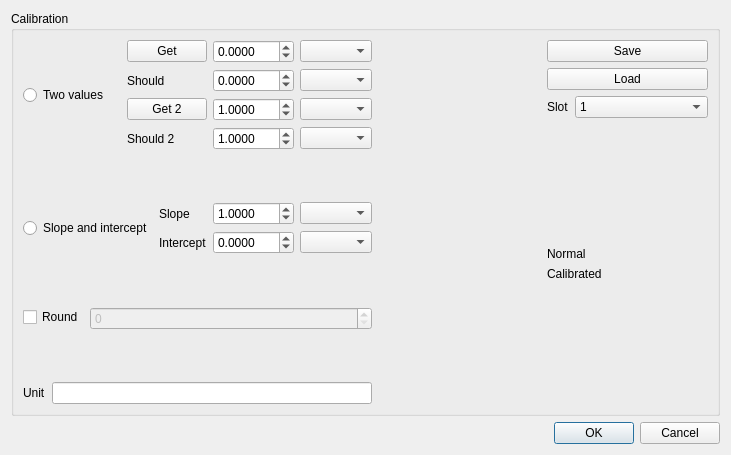
The window that MeasurementValueLogging/ui_data/deviceSettingsDialog.ui (leezu/MeasurementValueLogging) describes before a commit, drawn with Qt 5.
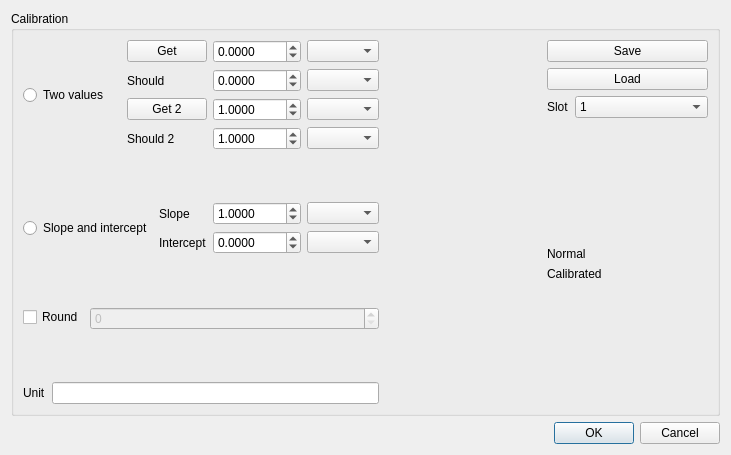
The same window after the commit.

```diff
--- a/MeasurementValueLogging/ui_data/deviceSettingsDialog.ui
+++ b/MeasurementValueLogging/ui_data/deviceSettingsDialog.ui
@@ -75,10 +75,10 @@
                  <number>4</number>
                 </property>
                 <property name="minimum">
-                 <double>-100.000000000000000</double>
+                 <double>-1000.000000000000000</double>
                 </property>
                 <property name="maximum">
-                 <double>100.000000000000000</double>
+                 <double>1000.000000000000000</double>
                 </property>
                 <property name="value">
                  <double>1.000000000000000</double>
@@ -105,10 +105,10 @@
                  <number>4</number>
                 </property>
                 <property name="minimum">
-                 <double>-100.000000000000000</double>
+                 <double>-1000.000000000000000</double>
                 </property>
                 <property name="maximum">
-                 <double>100.000000000000000</double>
+                 <double>1000.000000000000000</double>
                 </property>
                 <property name="value">
                  <double>1.000000000000000</double>
@@ -135,10 +135,10 @@
                  <number>4</number>
                 </property>
                 <property name="minimum">
-                 <double>-100.000000000000000</double>
+                 <double>-1000.000000000000000</double>
                 </property>
                 <property name="maximum">
-                 <double>100.000000000000000</double>
+                 <double>1000.000000000000000</double>
                 </property>
                </widget>
               </item>
@@ -162,10 +162,10 @@
                  <number>4</number>
                 </property>
                 <property name="minimum">
-                 <double>-100.000000000000000</double>
+                 <double>-1000.000000000000000</double>
                 </property>
                 <property name="maximum">
-                 <double>100.000000000000000</double>
+                 <double>1000.000000000000000</double>
                 </property>
                </widget>
               </item>
@@ -243,10 +243,10 @@
                  <number>4</number>
                 </property>
                 <property name="minimum">
-                 <double>-100.000000000000000</double>
+                 <double>-1000.000000000000000</double>
                 </property>
                 <property name="maximum">
-                 <double>100.000000000000000</double>
+                 <double>1000.000000000000000</double>
                 </property>
                 <property name="singleStep">
                  <double>0.100000000000000</double>
@@ -269,10 +269,10 @@
                  <number>4</number>
                 </property>
                 <property name="minimum">
-                 <double>-100.000000000000000</double>
+                 <double>-1000.000000000000000</double>
                 </property>
                 <property name="maximum">
-                 <double>100.000000000000000</double>
+                 <double>1000.000000000000000</double>
                 </property>
                 <property name="singleStep">
                  <double>0.100000000000000</double>
```
